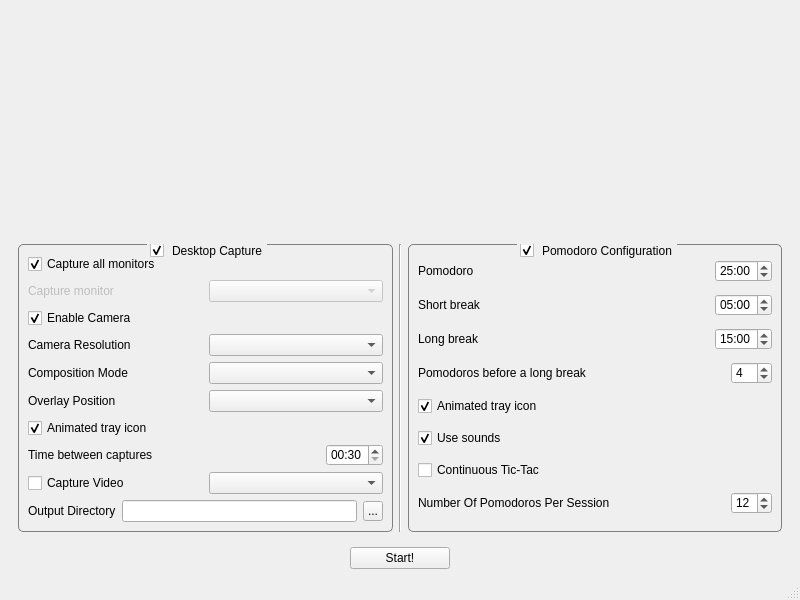
Qt form MainWindow.ui (FelixdelasPozas/pomodorotimelapse) before a commit.
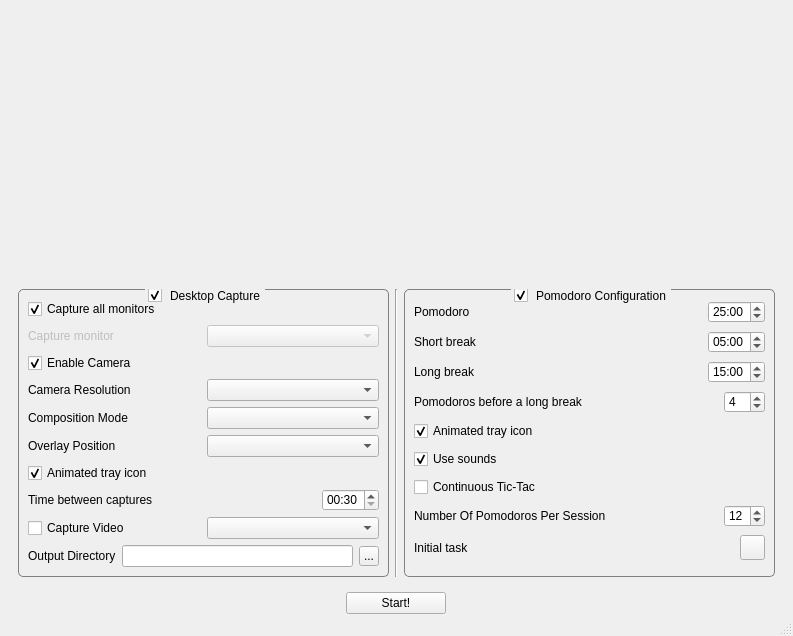
The same form after that commit. Icons and pictures are not drawn.

Commit message: Tasks and change task dialog. Initial work on VP8 stream encoding.

What changed in the file:
```diff
--- a/MainWindow.ui
+++ b/MainWindow.ui
@@ -6,8 +6,8 @@
    <rect>
     <x>0</x>
     <y>0</y>
-    <width>800</width>
-    <height>600</height>
+    <width>793</width>
+    <height>636</height>
    </rect>
   </property>
   <property name="windowTitle">
@@ -18,6 +18,9 @@
   </property>
   <widget class="QWidget" name="centralwidget">
    <layout class="QVBoxLayout" name="verticalLayout" stretch="1,0,0">
+    <property name="bottomMargin">
+     <number>0</number>
+    </property>
     <item>
      <widget class="QLabel" name="m_screenshotImage">
       <property name="sizePolicy">
@@ -522,6 +525,53 @@
             </item>
            </layout>
           </item>
+          <item>
+           <layout class="QHBoxLayout" name="horizontalLayout_15">
+            <item>
+             <widget class="QLabel" name="label_10">
+              <property name="text">
+               <string>Initial task</string>
+              </property>
+             </widget>
+            </item>
+            <item>
+             <widget class="QLabel" name="m_pomodoroTask">
+              <property name="text">
+               <string/>
+              </property>
+              <property name="alignment">
+               <set>Qt::AlignRight|Qt::AlignTrailing|Qt::AlignVCenter</set>
+              </property>
+             </widget>
+            </item>
+            <item>
+             <widget class="QToolButton" name="m_taskEditButton">
+              <property name="minimumSize">
+               <size>
+                <width>20</width>
+                <height>20</height>
+               </size>
+              </property>
+              <property name="maximumSize">
+               <size>
+                <width>25</width>
+                <height>25</height>
+               </size>
+              </property>
+              <property name="statusTip">
+               <string>Modify initial task name</string>
+              </property>
+              <property name="text">
+               <string/>
+              </property>
+              <property name="icon">
+               <iconset resource="rsc/resources.qrc">
+                <normaloff>:/DesktopCapture/pen.png</normaloff>:/DesktopCapture/pen.png</iconset>
+              </property>
+             </widget>
+            </item>
+           </layout>
+          </item>
          </layout>
         </widget>
        </item>
```
Left out of the diff: 2 changed lines with no effect on the pictures. The commit also changes 11 other files.
